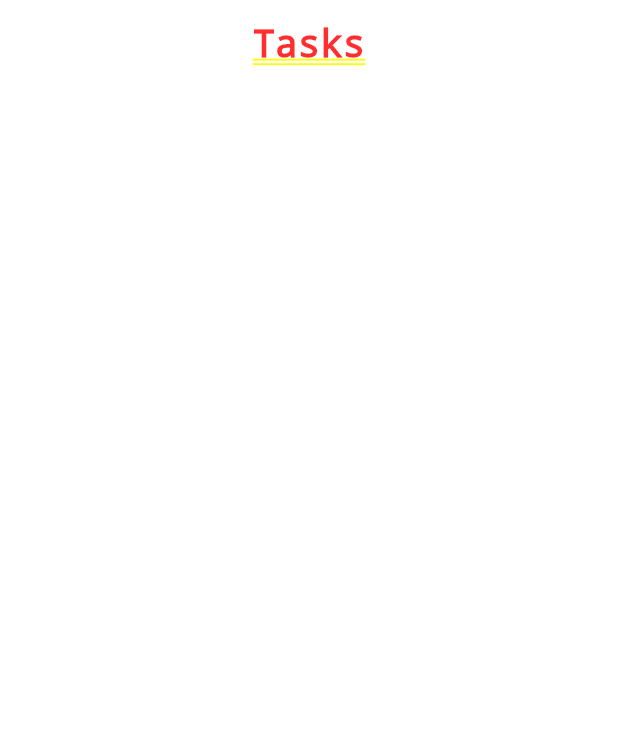
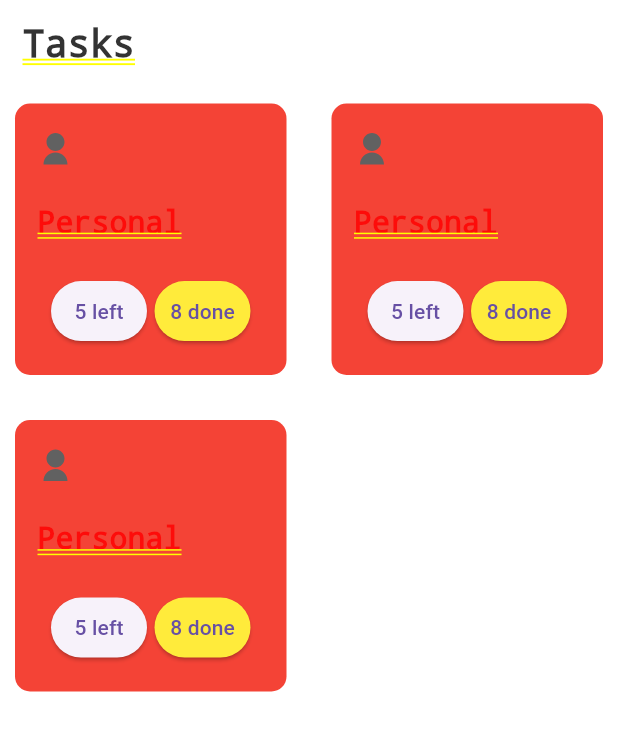
Before and after one commit to dhirajmishra98/NoteIt, a Flutter app: the TaskManagementScreen screen opened by its route, on a phone screen of 412 x 824 dp. Shown: the top 731 px of the screen. Run offline on Flutter 3.47's test engine with Material 3 defaults, Android fonts, the phone set to English and light mode, and no system bars; our stand-ins replace gap, hive, hive_flutter, remixicon, syncfusion_flutter_charts; accounts and stored records are empty.

Commit message:
feature: seprating task category cards

```diff
--- a/lib/Screens/task_management_screen.dart
+++ b/lib/Screens/task_management_screen.dart
@@ -1,4 +1,8 @@
 import 'package:flutter/material.dart';
+import 'package:gap/gap.dart';
+import 'package:remixicon/remixicon.dart';
+
+import '../widgets/task_category_card.dart';
 
 class TaskManagementScreen extends StatelessWidget {
   static const String routeName = "/task-management-screen";
@@ -6,21 +10,40 @@ class TaskManagementScreen extends StatelessWidget {
 
   @override
   Widget build(BuildContext context) {
-    return SingleChildScrollView(
-      child: Column(
+    return Column(
+      mainAxisAlignment: MainAxisAlignment.start,
+      crossAxisAlignment: CrossAxisAlignment.start,
       children: [
-          Padding(
-            padding: const EdgeInsets.all(15),
+        const Padding(
+          padding: EdgeInsets.all(15),
           child: Text(
             "Tasks",
             style: TextStyle(
               fontWeight: FontWeight.bold,
               fontSize: 25,
+              color: Color(
+                  0xFF333333), // Matching the default Material Design text color
+            ),
+          ),
+        ),
+        Expanded(
+          child: GridView.builder(
+            itemCount: 3,
+            gridDelegate: const SliverGridDelegateWithFixedCrossAxisCount(
+              crossAxisCount: 2,
+              mainAxisSpacing: 10,
+              crossAxisSpacing: 10,
+            ),
+            itemBuilder: (context, index) => const TaskCategoryCard(
+              title: "Personal",
+              backgroundColor: Colors.red,
+              left: 5,
+              done: 8,
+              icon: Remix.user_fill,
             ),
           ),
         )
       ],
-      ),
     );
   }
 }
--- /dev/null
+++ b/lib/widgets/task_category_card.dart
@@ -0,0 +1,79 @@
+
+import 'package:flutter/material.dart';
+import 'package:gap/gap.dart';
+
+class TaskCategoryCard extends StatelessWidget {
+  const TaskCategoryCard({
+    super.key,
+    required this.title,
+    required this.backgroundColor,
+    required this.left,
+    required this.done,
+    required this.icon,
+  });
+
+  final String title;
+  final Color backgroundColor;
+  final int left;
+  final int done;
+  final IconData icon;
+
+  @override
+  Widget build(BuildContext context) {
+    return Container(
+      height: 40,
+      width: 40,
+      padding: const EdgeInsets.only(top: 15, bottom: 15),
+      margin: const EdgeInsets.all(10),
+      decoration: BoxDecoration(
+        color: backgroundColor,
+        borderRadius: BorderRadius.circular(10),
+      ),
+      child: Column(
+        crossAxisAlignment: CrossAxisAlignment.start,
+        mainAxisAlignment: MainAxisAlignment.spaceAround,
+        children: [
+          Padding(
+            padding: const EdgeInsets.only(left: 15),
+            child: Icon(
+              icon,
+              color: Colors.grey.shade700,
+            ),
+          ),
+          const Gap(10),
+          Padding(
+            padding: const EdgeInsets.only(left: 15),
+            child: Text(
+              title,
+              style: const TextStyle(
+                fontWeight: FontWeight.bold,
+                fontSize: 20,
+              ),
+            ),
+          ),
+          const Gap(10),
+          Row(
+            crossAxisAlignment: CrossAxisAlignment.center,
+            mainAxisAlignment: MainAxisAlignment.center,
+            children: [
+              ElevatedButton(
+                onPressed: () {},
+                style: ElevatedButton.styleFrom(
+                  padding: EdgeInsets.zero,
+                ),
+                child: Text("$left left"),
+              ),
+              const Gap(5),
+              ElevatedButton(
+                onPressed: () {},
+                style: ElevatedButton.styleFrom(
+                    padding: EdgeInsets.zero, backgroundColor: Colors.yellow),
+                child: Text("$done done"),
+              ),
+            ],
+          )
+        ],
+      ),
+    );
+  }
+}
```
Lines whose indentation alone changed are shown as unchanged.
